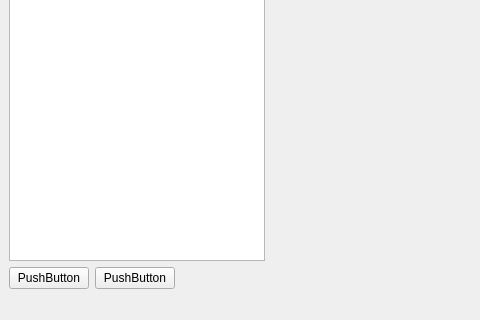
Qt form VTKproject/mainwindow.ui (ryderjbt/2023_GROUP_28_STL_VR_Project) before a commit; both pictures show x 0 to 480 and y 280 to 600 of the 800 by 600 pixel window.
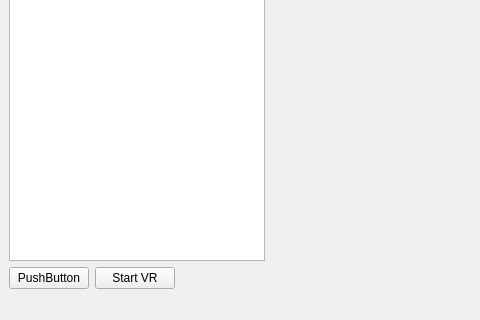
The same form after that commit. Icons and pictures are not drawn. Custom widgets are drawn as their Qt base class.

What changed in the file:
```diff
--- a/VTKproject/mainwindow.ui
+++ b/VTKproject/mainwindow.ui
@@ -54,7 +54,7 @@
       <item>
        <widget class="QPushButton" name="pushButton_2">
         <property name="text">
-         <string>PushButton</string>
+         <string>Start VR</string>
         </property>
        </widget>
       </item>
```
Left out of the diff: 2 changed lines with no effect on the pictures.
